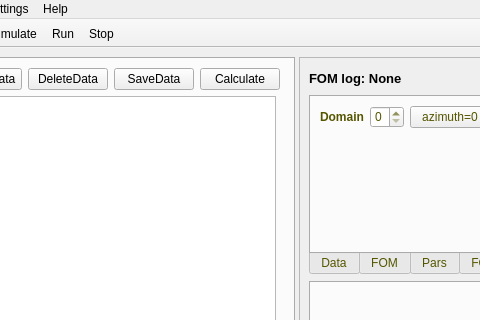
The window that scripts/SuperRod/superrod2.ui (jackey-qiu/DaFy_P23) describes before a commit, drawn with Qt 5; both pictures show x 164 to 644 and y 0 to 320 of the 1413 by 738 pixel window.
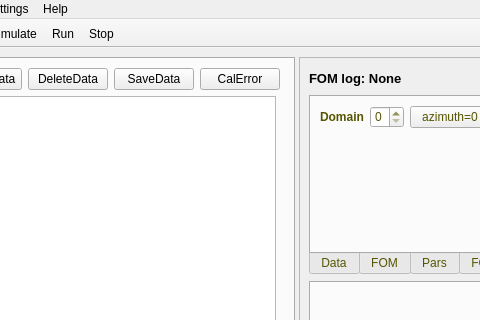
The same window after the commit. The open tabs and pages were chosen to show the change. Icons and pictures are not drawn. Custom widgets are drawn as their Qt base class.

Commit message: add func to calculate error bars

Diff of the .ui file:
```diff
--- a/scripts/SuperRod/superrod2.ui
+++ b/scripts/SuperRod/superrod2.ui
@@ -83,7 +83,7 @@
            <item>
             <widget class="QPushButton" name="pushButton_calculate">
              <property name="text">
-              <string>Calculate</string>
+              <string>CalError</string>
              </property>
             </widget>
            </item>
```
Left out of the diff: 2 changed lines with no effect on the pictures. The commit also changes 4 other files.
